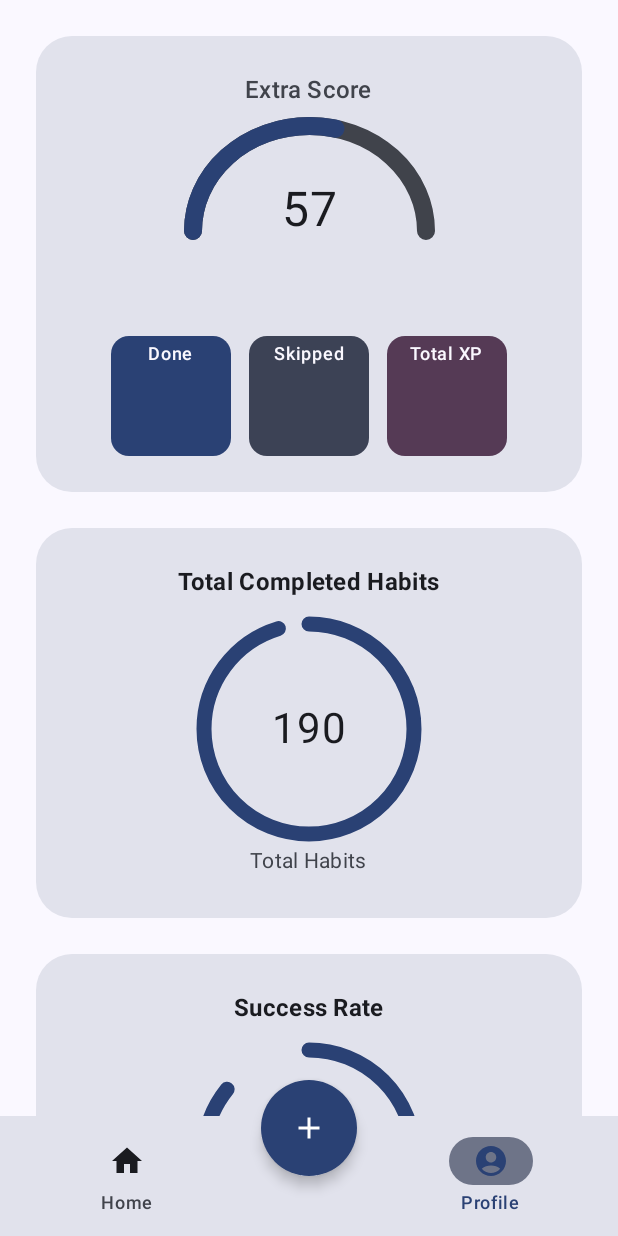
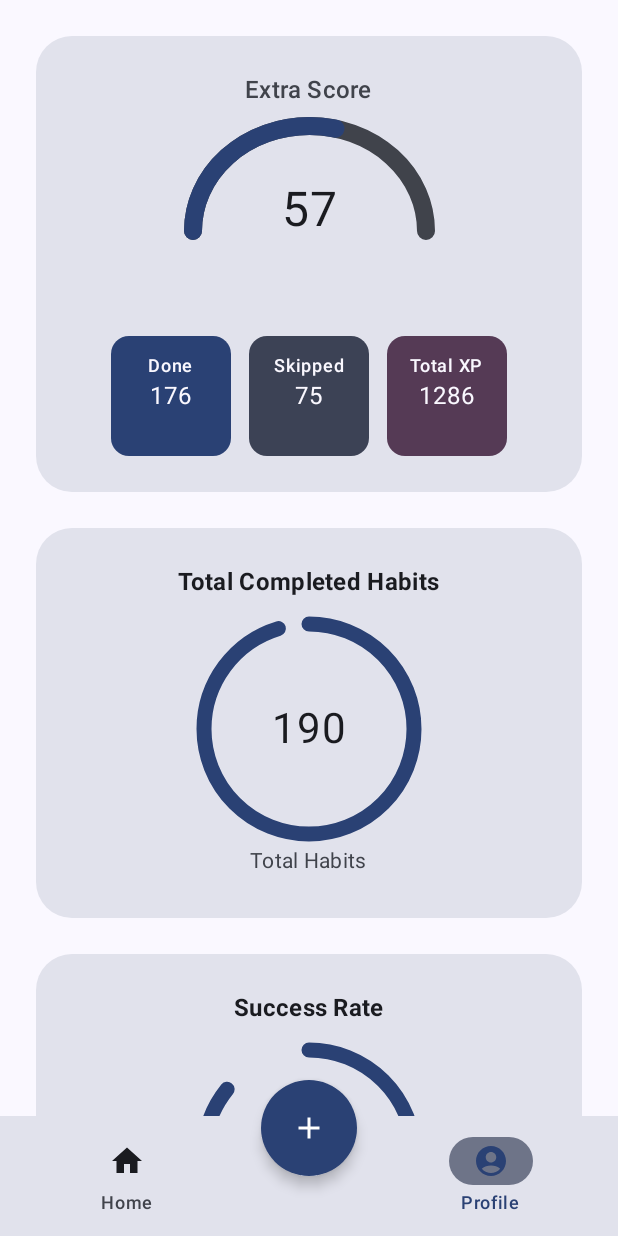
Before and after one commit to EmreRuy/Pattern, an Android app built with Jetpack Compose: the ProfileScreen screen opened through its navigation route, on a phone screen of 412 x 824 dp. Run offline under Robolectric (Android 15) with nearby library versions, the phone set to English and light mode, and no system bars; libraries missing offline, so code that uses them is left out: nl.dionsegijn.konfetti.

Commit message:
SquareInfo implementation

```diff
--- a/app/src/main/java/com/example/pattern/ui/components/HalfProgressBar.kt
+++ b/app/src/main/java/com/example/pattern/ui/components/HalfProgressBar.kt
@@ -9,6 +9,7 @@ import androidx.compose.foundation.layout.Box
 import androidx.compose.foundation.layout.Column
 import androidx.compose.foundation.layout.Row
 import androidx.compose.foundation.layout.Spacer
+import androidx.compose.foundation.layout.fillMaxSize
 import androidx.compose.foundation.layout.fillMaxWidth
 import androidx.compose.foundation.layout.height
 import androidx.compose.foundation.layout.offset
@@ -78,9 +79,20 @@ fun ProfileExtraCard(
                 horizontalArrangement = Arrangement.spacedBy(12.dp),
                 verticalAlignment = Alignment.CenterVertically
             ) {
-                InfoSquare(label = "Done", color =MaterialTheme.colorScheme.primary)
-                InfoSquare(label = "Skipped", color = MaterialTheme.colorScheme.secondary)
-                InfoSquare(label = "Total XP", color = MaterialTheme.colorScheme.tertiary)
+                InfoSquare(
+                    label = "Done", color = MaterialTheme.colorScheme.primary,
+                    number = 176
+                )
+                InfoSquare(
+                    label = "Skipped",
+                    color = MaterialTheme.colorScheme.secondary,
+                    number = 75
+                )
+                InfoSquare(
+                    label = "Total XP",
+                    color = MaterialTheme.colorScheme.tertiary,
+                    number = 1286
+                )
             }
         }
         }
@@ -90,7 +102,8 @@ fun ProfileExtraCard(
 fun InfoSquare(
     label: String,
     color: Color,
-    modifier: Modifier = Modifier
+    modifier: Modifier = Modifier,
+    number: Int
 ) {
     Box(
         modifier = modifier
@@ -99,12 +112,22 @@ fun InfoSquare(
             .background(color),
         contentAlignment = Alignment.TopCenter
     ) {
+        Column(
+            modifier = Modifier.padding(8.dp).fillMaxSize().fillMaxWidth(),
+            horizontalAlignment = Alignment.CenterHorizontally,
+        ){
             Text(
                 modifier = Modifier.padding(top = 4.dp),
                 text = label,
                 style = MaterialTheme.typography.labelMedium,
                 color = MaterialTheme.colorScheme.surface
             )
+            Text(
+                text = number.toString(),
+                style = MaterialTheme.typography.bodyLarge,
+                color = MaterialTheme.colorScheme.surface
+            )
+        }
     }
 }
 @Composable
```
Lines whose indentation alone changed are shown as unchanged.
